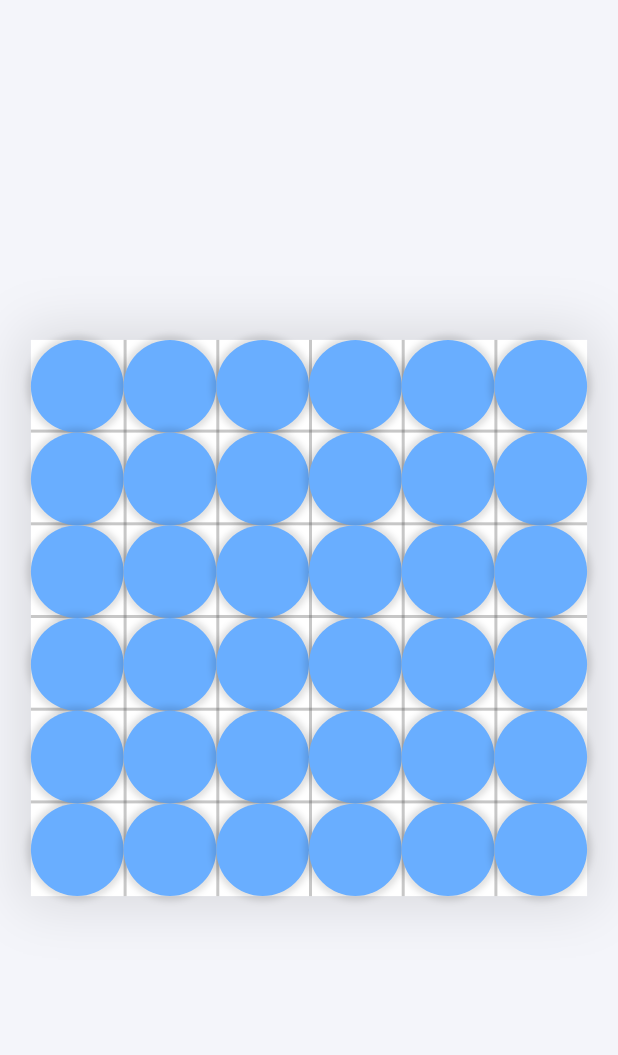
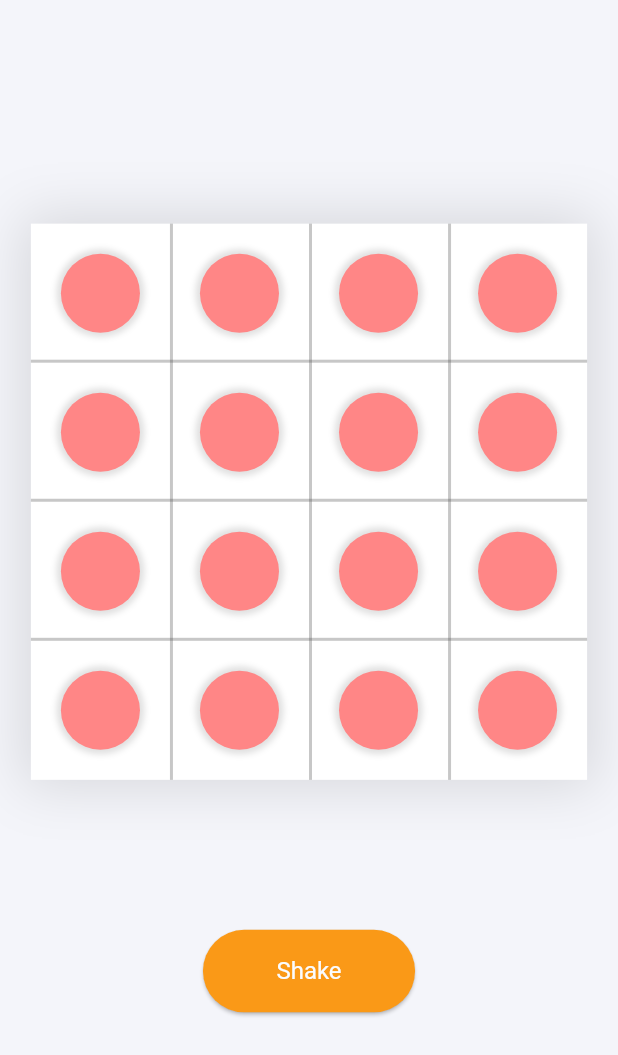
Before and after one commit to jeongwoo0427/spingo_app, a Flutter app: the screen it shows after launch, after a tap on "온라인 플레이", on a phone screen of 412 x 824 dp. Shown: the top 1055 px of the screen. Run offline on Flutter 3.47's test engine with Material 3 defaults, Android fonts, the phone set to English and light mode, and no system bars; our stand-ins replace animate_do, go_router, responsive_framework.

Commit message:
feat : 기초 블록 포지셔닝 세팅

```diff
--- a/lib/app_router.dart
+++ b/lib/app_router.dart
@@ -2,6 +2,7 @@ import 'package:flutter/material.dart';
 import 'package:go_router/go_router.dart';
 import 'package:spingo/ui/screen/game/spingo_screen.dart';
 import 'package:spingo/ui/screen/home/home_screen.dart';
+import 'package:spingo/ui/screen/test_screen.dart';
 
 class RouteNames {
 
@@ -16,7 +17,7 @@ class AppRouter {
     GoRoute(path: '/spingo',name: RouteNames.RN_spingo_screen, pageBuilder: defaultPageBuilder(SpingoScreen())),
 
 
-    //GoRoute(name: RouteNames.RN_test_screen, path: '/test', pageBuilder: defaultPageBuilder(TestScreen())),
+    GoRoute(path: '/test',name: RouteNames.RN_test_screen, pageBuilder: defaultPageBuilder(TestScreen())),
   ]);
 }
 
--- a/lib/ui/screen/game/spingo_screen.dart
+++ b/lib/ui/screen/game/spingo_screen.dart
@@ -2,6 +2,7 @@ import 'package:flutter/material.dart';
 import 'package:flutter/scheduler.dart';
 import 'package:spingo/ui/screen/game/widget/grid_board.dart';
 import 'package:spingo/ui/screen/game/widget/stone_block.dart';
+import 'package:spingo/ui/widget/button/rounded_elevated_button.dart';
 import 'package:spingo/ui/widget/scaffold/responsive_scaffold.dart';
 
 class SpingoScreen extends StatefulWidget {
@@ -12,14 +13,30 @@ class SpingoScreen extends StatefulWidget {
 }
 
 class _SpingoScreenState extends State<SpingoScreen> {
+  final double _maxBoardWidth = 600;
+  int _linearGridCount = 4;
 
-  final double _maxBoardWidth = 600;
-  int _linearGridCount = 6;
+  late List<List<BlockData>> _blockDatas;
 
   @override
   void initState() {
+    super.initState();
 
-    super.initState();
+    _initBlockDatas();
+  }
+
+
+  void _initBlockDatas() {
+    _blockDatas = [];
+    int blockValue = 1;
+    for(int y = 0 ; y < _linearGridCount; y++){
+      final List<BlockData> row = [];
+      for(int x = 0; x<_linearGridCount; x++){
+        row.add(BlockData(valueNo: blockValue, state: BlockState.red));
+        blockValue++;
+      }
+      _blockDatas.add(row);
+    }
   }
 
   @override
@@ -27,26 +44,32 @@ class _SpingoScreenState extends State<SpingoScreen> {
     //print('SpingoScreen_build : Board width = ${_getBoardSize()?.width}');
     ColorScheme colorScheme = Theme.of(context).colorScheme;
     final Size screenSize = MediaQuery.of(context).size;
-    final Size boardSize = screenSize.width <= _maxBoardWidth ?Size(screenSize.width*0.9,screenSize.width*0.9):Size(_maxBoardWidth,_maxBoardWidth);
+    final Size boardSize = screenSize.width <= _maxBoardWidth
+        ? Size(screenSize.width * 0.9, screenSize.width * 0.9)
+        : Size(_maxBoardWidth, _maxBoardWidth);
 
     List<Widget> positionedBlocks = [];
 
     final int _gridCount = _linearGridCount * _linearGridCount;
-    final double _gridWidth = boardSize.width/_linearGridCount;
+    final double _gridWidth = boardSize.width / _linearGridCount;
     final double _gridHeight = boardSize.height / _linearGridCount;
 
     for (int i = 0; i < _gridCount; i++) {
-      final int quotient = i ~/ _linearGridCount;
+      final int yPosition = i ~/ _linearGridCount; //qoutient
+      final int xPosition = (i - yPosition * _linearGridCount);
+      final BlockData blockData = _blockDatas[yPosition][xPosition];
 
-
-      Widget positionedBlock = Positioned(
-          top: _gridHeight*quotient,
-          left: _gridWidth*(i-quotient*_linearGridCount),
-          child: StoneBlock(
-            isBlueStone: true,
-            height: _gridHeight,
-            width: _gridWidth,
-          ));
+      Widget positionedBlock = AnimatedPositioned(
+        key: ValueKey<int>(blockData.valueNo),
+        top: _gridHeight * yPosition,
+        left: _gridWidth * xPosition,
+        duration: Duration(milliseconds: 300),
+        child: StoneBlock(
+          stoneData: _blockDatas[yPosition][xPosition],
+          height: _gridHeight,
+          width: _gridWidth,
+        ),
+      );
 
       positionedBlocks.add(positionedBlock);
     }
@@ -59,7 +82,9 @@ class _SpingoScreenState extends State<SpingoScreen> {
         mainAxisAlignment: MainAxisAlignment.center,
         children: [
           //Text(_boardSize.height.toString()),
-          SizedBox(width: double.infinity,),
+          SizedBox(
+            width: double.infinity,
+          ),
           SizedBox(
             width: boardSize.width,
             child: AspectRatio(
@@ -71,14 +96,26 @@ class _SpingoScreenState extends State<SpingoScreen> {
                       gridCount: _linearGridCount,
                     ),
                   ),
-
                   ...positionedBlocks
                 ],
               ),
             ),
-          )
+          ),
+          SizedBox(height: 100,),
+          RoundedElevatedButton(onPressed:_spin, child: Text('Shake'))
         ],
       ),
     );
   }
+
+
+  void _spin() {
+    final BlockData blockData1 = _blockDatas[1][2];
+    final BlockData blockData2 = _blockDatas[1][3];
+    _blockDatas[1][3] = blockData1;
+    _blockDatas[1][2] = blockData2;
+    setState(() {
+
+    });
+  }
 }
--- a/lib/ui/screen/game/widget/stone_block.dart
+++ b/lib/ui/screen/game/widget/stone_block.dart
@@ -2,33 +2,42 @@ import 'package:flutter/cupertino.dart';
 import 'package:flutter/material.dart';
 import 'package:spingo/constants/app_themes.dart';
 
+enum BlockState{
+  red,
+  blue,
+  none
+}
+
+class BlockData{
+  final int valueNo; //stone을 구분하기 위한 unique 한 값
+  final BlockState state;
+
+  BlockData({required this.valueNo, required this.state});
+}
+
 class StoneBlock extends StatelessWidget {
-  final bool isBlueStone;
+  final BlockData stoneData;
   final double height;
   final double width;
 
   const StoneBlock(
       {super.key,
-      required this.isBlueStone,
+      required this.stoneData,
       required this.height,
       required this.width});
 
   @override
   Widget build(BuildContext context) {
-    return SizedBox(
-      height: height,
-      width: width,
-      child: Material(
-        color: Colors.transparent,
-        borderRadius: BorderRadius.circular(300),
-        child: Container(
+
+    Widget stone = SizedBox();
+
+    if(stoneData.state == BlockState.red){
+      stone = Container(
         width: double.infinity,
         height: double.infinity,
         decoration: BoxDecoration(
             shape: BoxShape.circle,
-              color: isBlueStone
-                  ? AppColors.blueStoneColor
-                  : AppColors.redStoneColor,
+            color: AppColors.redStoneColor,
             boxShadow: [
               BoxShadow(
                   offset: Offset(0.0, 0.0),
@@ -36,6 +45,33 @@ class StoneBlock extends StatelessWidget {
                   blurRadius: 3,
                   spreadRadius: 3)
             ]),
+      );
+    }else if(stoneData.state == BlockState.blue){
+      stone = Container(
+        width: double.infinity,
+        height: double.infinity,
+        decoration: BoxDecoration(
+            shape: BoxShape.circle,
+            color: AppColors.blueStoneColor,
+            boxShadow: [
+              BoxShadow(
+                  offset: Offset(0.0, 0.0),
+                  color: Colors.black12,
+                  blurRadius: 3,
+                  spreadRadius: 3)
+            ]),
+      );
+    }
+
+    return SizedBox(
+      height: height,
+      width: width,
+      child: Padding(
+        padding: const EdgeInsets.symmetric(horizontal: 20,vertical: 20),
+        child: Material(
+          color: Colors.transparent,
+          borderRadius: BorderRadius.circular(300),
+          child: stone
         ),
       ),
     );
```
Also changed, not shown: lib/ui/screen/test_screen.dart (added, +61 -0 lines). Lines whose indentation alone changed are shown as unchanged.
